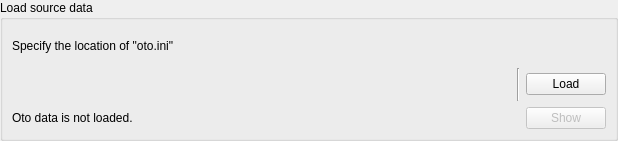
Old version of the form src/utils/widgets/otofileloadwidget.ui in the repository shine5402/KiraOtoToolbox.
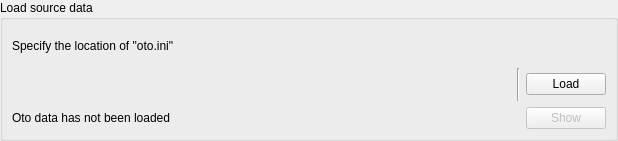
New version of the form. Custom widgets are drawn as their Qt base class.

Diff of the .ui file:
```diff
--- a/src/utils/widgets/otofileloadwidget.ui
+++ b/src/utils/widgets/otofileloadwidget.ui
@@ -83,7 +83,7 @@
         <item>
          <widget class="QLabel" name="countLabel">
           <property name="text">
-           <string>Oto data is not loaded.</string>
+           <string>Oto data has not been loaded</string>
           </property>
          </widget>
         </item>
```
